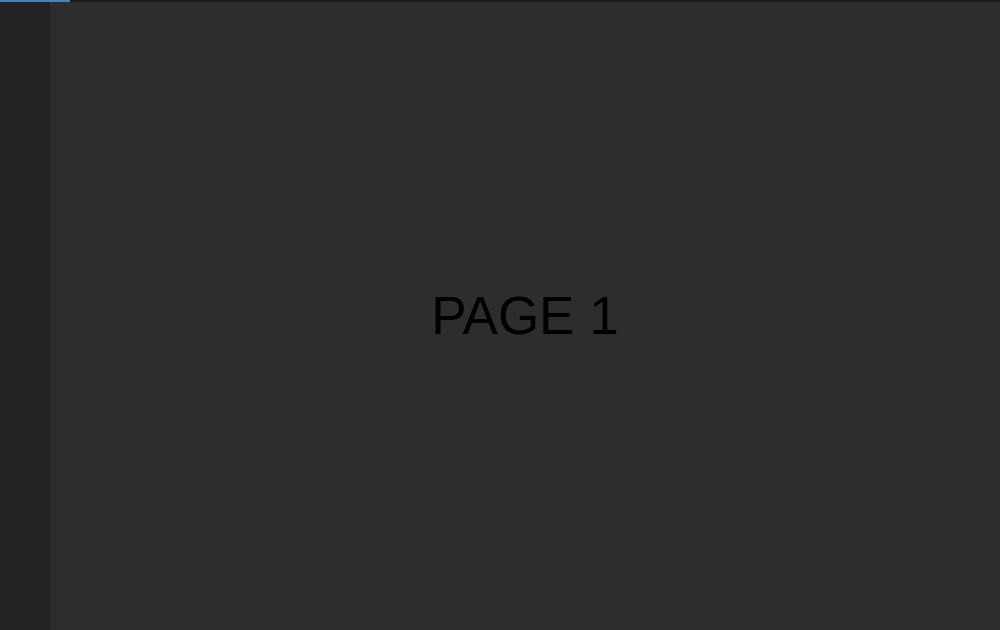
Old version of the form mainwindow.ui in the repository squeezylt/agm-qt.
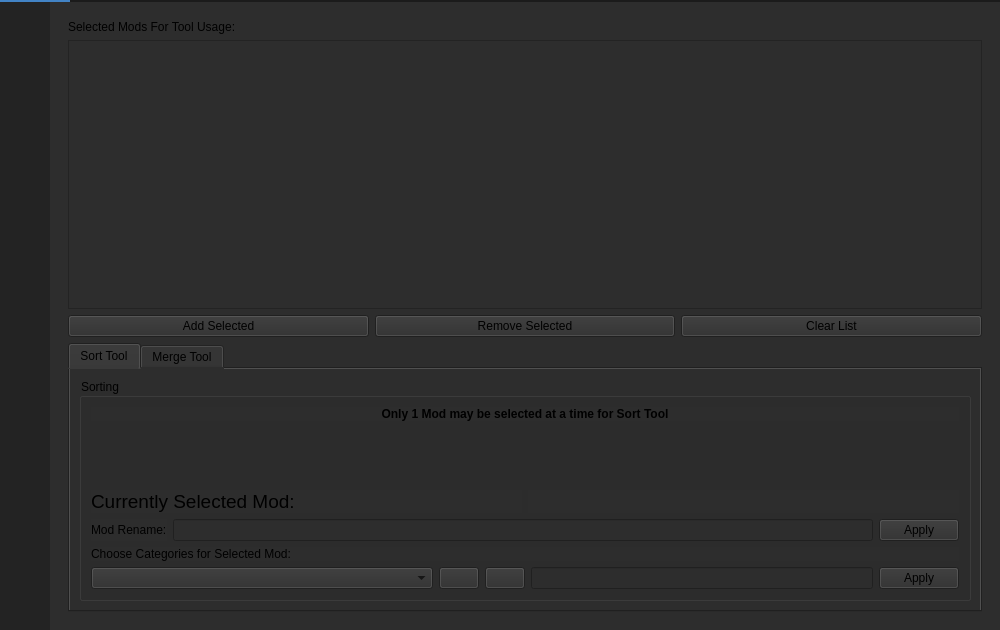
New version of the form. Icons and pictures are not drawn.

Commit message: Page linking

What changed in the file:
```diff
--- a/mainwindow.ui
+++ b/mainwindow.ui
@@ -253,21 +253,239 @@
              <number>0</number>
             </property>
             <widget class="QWidget" name="page_1">
-             <layout class="QVBoxLayout" name="verticalLayout_7">
-              <item>
-               <widget class="QLabel" name="label_1">
-                <property name="font">
-                 <font>
-                  <pointsize>40</pointsize>
-                 </font>
-                </property>
-                <property name="text">
-                 <string>PAGE 1</string>
-                </property>
-                <property name="alignment">
-                 <set>Qt::AlignCenter</set>
-                </property>
-               </widget>
+             <layout class="QGridLayout" name="gridLayout_8">
+              <item row="0" column="0">
+               <layout class="QGridLayout" name="gridLayout">
+                <item row="2" column="0">
+                 <layout class="QGridLayout" name="mainlayout"/>
+                </item>
+                <item row="2" column="1">
+                 <layout class="QGridLayout" name="gridLayout_3">
+                  <item row="1" column="0">
+                   <widget class="QListWidget" name="active_list">
+                    <property name="dragEnabled">
+                     <bool>true</bool>
+                    </property>
+                    <property name="dragDropMode">
+                     <enum>QAbstractItemView::DragDrop</enum>
+                    </property>
+                    <property name="defaultDropAction">
+                     <enum>Qt::MoveAction</enum>
+                    </property>
+                   </widget>
+                  </item>
+                  <item row="2" column="0">
+                   <layout class="QHBoxLayout" name="horizontalLayout">
+                    <item>
+                     <widget class="QPushButton" name="add_selected_button">
+                      <property name="text">
+                       <string>Add Selected</string>
+                      </property>
+                     </widget>
+                    </item>
+                    <item>
+                     <widget class="QPushButton" name="remove_selected_button">
+                      <property name="text">
+                       <string>Remove Selected</string>
+                      </property>
+                     </widget>
+                    </item>
+                    <item>
+                     <widget class="QPushButton" name="clear_button">
+                      <property name="text">
+                       <string>Clear List</string>
+                      </property>
+                     </widget>
+                    </item>
+                   </layout>
+                  </item>
+                  <item row="0" column="0">
+                   <widget class="QLabel" name="label">
+                    <property name="text">
+                     <string>Selected Mods For Tool Usage:</string>
+                    </property>
+                   </widget>
+                  </item>
+                  <item row="3" column="0">
+                   <widget class="QTabWidget" name="tabWidget">
+                    <property name="currentIndex">
+                     <number>0</number>
+                    </property>
+                    <widget class="QWidget" name="tab">
+                     <attribute name="title">
+                      <string>Sort Tool</string>
+                     </attribute>
+                     <layout class="QGridLayout" name="gridLayout_2">
+                      <item row="0" column="0">
+                       <widget class="QGroupBox" name="groupBox">
+                        <property name="title">
+                         <string>Sorting</string>
+                        </property>
+                        <layout class="QGridLayout" name="gridLayout_5">
+                         <item row="5" column="0">
+                          <layout class="QGridLayout" name="gridLayout_4">
+                           <item row="0" column="2">
+                            <widget class="QPushButton" name="mod_rename_button">
+                             <property name="text">
+                              <string>Apply</string>
+                             </property>
+                            </widget>
+                           </item>
+                           <item row="0" column="0">
+                            <widget class="QLabel" name="label_2">
+                             <property name="text">
+                              <string>Mod Rename:</string>
+                             </property>
+                            </widget>
+                           </item>
+                           <item row="0" column="1">
+                            <widget class="QLineEdit" name="rename_edit"/>
+                           </item>
+                          </layout>
+                         </item>
+                         <item row="8" column="0">
+                          <layout class="QGridLayout" name="gridLayout_7">
+                           <item row="0" column="2">
+                            <widget class="QPushButton" name="plus_button">
+                             <property name="toolTip">
+                              <string extracomment="Add Category Level"/>
+                             </property>
+                             <property name="text">
+                              <string/>
+                             </property>
+                             <property name="icon">
+                              <iconset>
+                               <normaloff>resources/plus.png</normaloff>resources/plus.png</iconset>
+                             </property>
+                            </widget>
+                           </item>
+                           <item row="0" column="4">
+                            <widget class="QLineEdit" name="category_edit"/>
+                           </item>
+                           <item row="0" column="0">
+                            <widget class="QComboBox" name="category_combo">
+                             <property name="sizePolicy">
+                              <sizepolicy hsizetype="MinimumExpanding" vsizetype="Fixed">
+                               <horstretch>0</horstretch>
+                               <verstretch>0</verstretch>
+                              </sizepolicy>
+                             </property>
+                             <property name="minimumSize">
+                              <size>
+                               <width>80</width>
+                               <height>0</height>
+                              </size>
+                             </property>
+                             <property name="editable">
+                              <bool>false</bool>
+                             </property>
+                            </widget>
+                           </item>
+                           <item row="0" column="5">
+                            <widget class="QPushButton" name="category_name_button">
+                             <property name="text">
+                              <string>Apply</string>
+                             </property>
+                            </widget>
+                           </item>
+                           <item row="0" column="3">
+                            <widget class="QPushButton" name="minus_button">
+                             <property name="toolTip">
+                              <string extracomment="Delete Current Category Level"/>
+                             </property>
+                             <property name="text">
+                              <string/>
+                             </property>
+                             <property name="icon">
+                              <iconset>
+                               <normaloff>resources/minus.png</normaloff>resources/minus.png</iconset>
+                             </property>
+                            </widget>
+                           </item>
+                          </layout>
+                         </item>
+                         <item row="7" column="0">
+                          <widget class="QLabel" name="label_3">
+                           <property name="text">
+                            <string>Choose Categories for Selected Mod:</string>
+                           </property>
+                          </widget>
+                         </item>
+                         <item row="1" column="0">
+                          <widget class="QLabel" name="label_4">
+                           <property name="font">
+                            <font>
+                             <bold>true</bold>
+                            </font>
+                           </property>
+                           <property name="text">
+                            <string>Only 1 Mod may be selected at a time for Sort Tool</string>
+                           </property>
+                           <property name="alignment">
+                            <set>Qt::AlignCenter</set>
+                           </property>
+                          </widget>
+                         </item>
+                         <item row="3" column="0">
+                          <layout class="QHBoxLayout" name="horizontalLayout_2">
+                           <item>
+                            <widget class="QLabel" name="label_5">
+                             <property name="font">
+                              <font>
+                               <pointsize>14</pointsize>
+                              </font>
+                             </property>
+                             <property name="text">
+                              <string>Currently Selected Mod:</string>
+                             </property>
+                            </widget>
+                           </item>
+                           <item>
+                            <widget class="QLabel" name="sort_mod_label">
+                             <property name="text">
+                              <string/>
+                             </property>
+                            </widget>
+                           </item>
+                          </layout>
+                         </item>
+                         <item row="2" column="0">
+                          <spacer name="verticalSpacer">
+                           <property name="orientation">
+                            <enum>Qt::Vertical</enum>
+                           </property>
+                           <property name="sizeHint" stdset="0">
+                            <size>
+                             <width>20</width>
+                             <height>40</height>
+                            </size>
+                           </property>
+                          </spacer>
+                         </item>
+                        </layout>
+                       </widget>
+                      </item>
+                     </layout>
+                    </widget>
+                    <widget class="QWidget" name="tab_2">
+                     <attribute name="title">
+                      <string>Merge Tool</string>
+                     </attribute>
+                     <layout class="QGridLayout" name="gridLayout_6">
+                      <item row="0" column="0">
+                       <widget class="QLabel" name="label_6">
+                        <property name="text">
+                         <string>Coming Soon. (Not implemented yet)</string>
+                        </property>
+                       </widget>
+                      </item>
+                     </layout>
+                    </widget>
+                   </widget>
+                  </item>
+                 </layout>
+                </item>
+               </layout>
               </item>
              </layout>
             </widget>
```
The commit also changes 1 other file.
